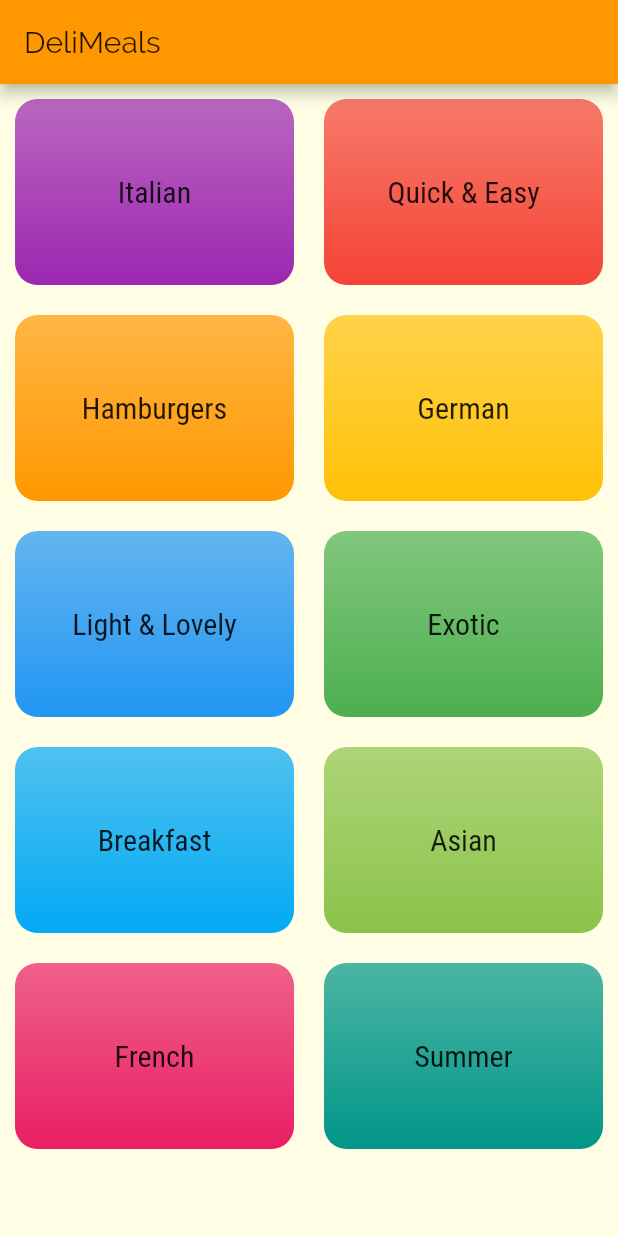
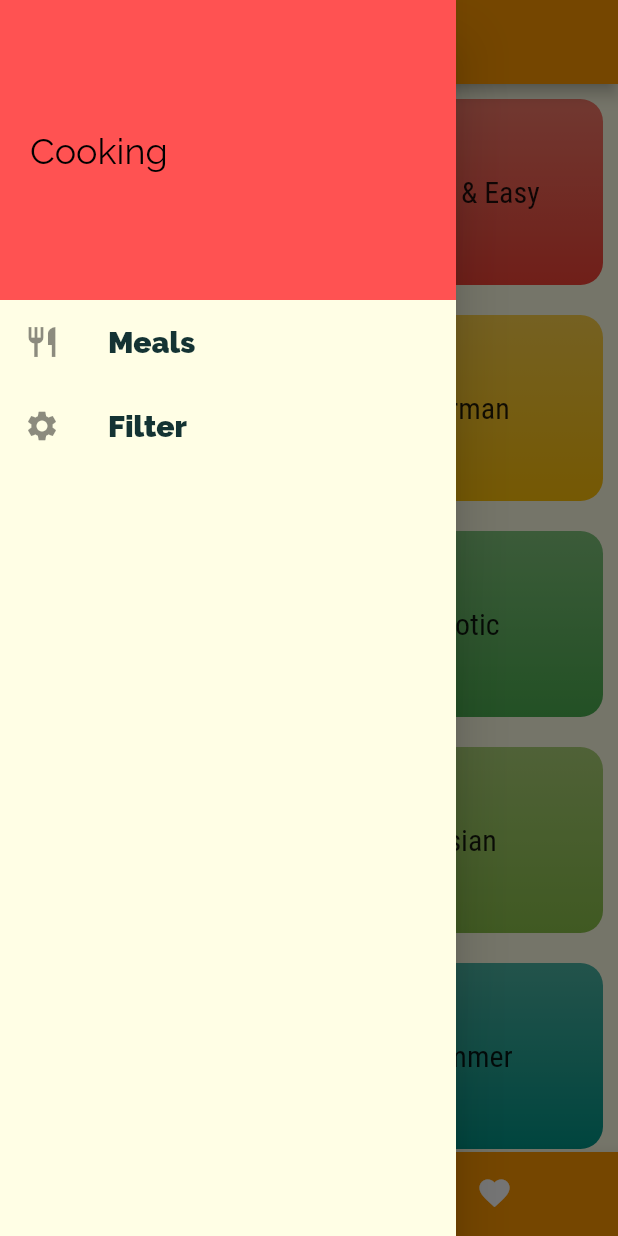
Before and after one commit to Raj1325/meals_app, a Flutter app: the screen it shows after launch, with the side drawer open (before the commit the screen has no drawer), on a phone screen of 412 x 824 dp. Run offline on Flutter 3.47's test engine with Material 2 defaults, Android fonts, the phone set to English and light mode, and no system bars.

Commit message:
v1.0 ready

```diff
--- a/lib/main.dart
+++ b/lib/main.dart
@@ -1,5 +1,4 @@
 import 'package:flutter/material.dart';
-import 'package:meals_app/data/dummy_data.dart';
 import 'package:meals_app/screen/categories_screen.dart';
 import 'package:meals_app/widget/adaptive_app.dart';
 
@@ -10,6 +9,6 @@ void main() {
 class MyApp extends StatelessWidget {
   @override
   Widget build(BuildContext context) {
-    return AdaptiveApp("DeliMeals", CategoriesScreen(DUMMY_CATEGORIES));
+    return AdaptiveApp("DeliMeals", CategoriesScreen());
   }
 }
--- a/lib/screen/categories_screen.dart
+++ b/lib/screen/categories_screen.dart
@@ -1,16 +1,13 @@
 import 'package:flutter/material.dart';
+import 'package:meals_app/data/dummy_data.dart';
 import 'package:meals_app/model/categories.dart';
 import 'package:meals_app/widget/category_container.dart';
 
 class CategoriesScreen extends StatelessWidget {
   static String SCREEN = "CategoriesScreen";
-  final List<MealCategory> categories;
+  final List<MealCategory> categories = DUMMY_CATEGORIES;
 
-  const CategoriesScreen(this.categories);
-
-  List<MealCategory> getMealCategories() {
-    return null;
-  }
+  const CategoriesScreen();
 
   @override
   Widget build(BuildContext context) {
--- /dev/null
+++ b/lib/screen/tabs_screen.dart
@@ -0,0 +1,77 @@
+import 'package:flutter/material.dart';
+import 'package:meals_app/model/meal.dart';
+import 'package:meals_app/screen/categories_screen.dart';
+import 'package:meals_app/screen/fav_screen.dart';
+import 'package:meals_app/widget/drawer_container.dart';
+
+class TabsScreen extends StatefulWidget {
+  static String SCREEN = "TabsScreen";
+  final List<Meal> favMeal;
+
+  TabsScreen(this.favMeal);
+
+  @override
+  _TabsScreenState createState() => _TabsScreenState();
+}
+
+class _TabsScreenState extends State<TabsScreen> {
+  var screens;
+
+  @override
+  initState() {
+    super.initState();
+    this.screens = [
+      {
+        "pageTitle": "Categories",
+        "screen": CategoriesScreen(),
+      },
+      {
+        "pageTitle": "Favourite",
+        "screen": FavoriteScreen(widget.favMeal),
+      },
+    ];
+  }
+
+  int _selectedPage = 0;
+
+  void _switchTab(index) {
+    setState(() {
+      _selectedPage = index;
+    });
+  }
+
+  @override
+  Widget build(BuildContext context) {
+    return Scaffold(
+      appBar: AppBar(
+        title: Text(
+          screens[_selectedPage]["pageTitle"],
+        ),
+      ),
+      body: screens[_selectedPage]["screen"],
+      drawer: Drawer(
+        child: DrawerContainer(),
+      ),
+      bottomNavigationBar: BottomNavigationBar(
+        onTap: (index) => _switchTab(index),
+        backgroundColor: Theme.of(context).primaryColor,
+        unselectedItemColor: Colors.white,
+        selectedItemColor: Theme.of(context).accentColor,
+        currentIndex: _selectedPage,
+        type: BottomNavigationBarType.shifting,
+        items: [
+          BottomNavigationBarItem(
+            backgroundColor: Theme.of(context).primaryColor,
+            icon: Icon(Icons.category),
+            label: "Meals",
+          ),
+          BottomNavigationBarItem(
+            backgroundColor: Theme.of(context).primaryColor,
+            icon: Icon(Icons.favorite),
+            label: "Meals",
+          )
+        ],
+      ),
+    );
+  }
+}
--- a/lib/widget/adaptive_app.dart
+++ b/lib/widget/adaptive_app.dart
@@ -1,18 +1,78 @@
 import "dart:io";
 import 'package:flutter/cupertino.dart';
 import 'package:flutter/material.dart';
+import 'package:meals_app/data/dummy_data.dart';
+import 'package:meals_app/model/meal.dart';
+import 'package:meals_app/screen/filter_screen.dart';
 import 'package:meals_app/screen/meals_screen.dart';
 import 'package:meals_app/screen/reciepes_screen.dart';
+import 'package:meals_app/screen/tabs_screen.dart';
 
-class AdaptiveApp extends StatelessWidget {
+class AdaptiveApp extends StatefulWidget {
   final String title;
   final Widget homeScreen;
 
   const AdaptiveApp(this.title, this.homeScreen);
 
+  @override
+  _AdaptiveAppState createState() => _AdaptiveAppState();
+}
+
+class _AdaptiveAppState extends State<AdaptiveApp> {
+  Map<String, bool> filters = {
+    "vegetarian": false,
+    "vegan": false,
+    "lactosefree": false,
+    "glutenfree": false,
+  };
+
+  List<Meal> availableMeals = DUMMY_MEALS;
+  List<Meal> favouriteMeal = [];
+
+  void toggleFv(String mealID) {
+    final index = favouriteMeal.indexWhere((meal) {
+      return mealID == meal.id;
+    });
+    if (index >= 0) {
+      setState(() {
+        favouriteMeal.removeAt(index);
+      });
+    } else {
+      setState(() {
+        favouriteMeal
+            .add(DUMMY_MEALS.firstWhere((element) => element.id == mealID));
+      });
+    }
+  }
+
+  bool isMealFav(String id) {
+    bool val = this.favouriteMeal.any((element) => element.id == id);
+    print(val);
+    return val;
+  }
+
+  void applyFilters(Map<String, bool> filters) {
+    setState(() {
+      this.filters = filters;
+
+      availableMeals = DUMMY_MEALS.where((meal) {
+        if (filters["vegetarian"] && !meal.isVegetarian) {
+          return false;
+        } else if (filters["vegan"] && !meal.isVegan) {
+          return false;
+        } else if (filters["lactosefree"] && !meal.isLactoseFree) {
+          return false;
+        } else if (filters["glutenfree"] && !meal.isGlutenFree) {
+          return false;
+        }
+        return true;
+      }).toList();
+    });
+  }
+
   StatefulWidget getApp(Widget scaffold) {
     return MaterialApp(
-      title: this.title,
+      title: this.widget.title,
       theme: ThemeData(
         primaryColor: Colors.orange,
         accentColor: Colors.redAccent,
@@ -31,10 +91,15 @@ class AdaptiveApp extends StatelessWidget {
               ),
             ),
       ),
-      home: scaffold,
+      //home: scaffold,
       routes: {
-        RecipesScreen.SCREEN: (ctx) => RecipesScreen(),
-        HowToMakeScreen.SCREEN: (ctx) => HowToMakeScreen(),
+        "/": (ctx) => TabsScreen(favouriteMeal),
+        TabsScreen.SCREEN: (ctx) => TabsScreen(favouriteMeal),
+        RecipesScreen.SCREEN: (ctx) =>
+            RecipesScreen(availableMeals, this.isMealFav),
+        HowToMakeScreen.SCREEN: (ctx) =>
+            HowToMakeScreen(this.toggleFv, this.isMealFav),
+        FilterScreen.SCREEN: (ctx) => FilterScreen(filters, applyFilters),
       },
     );
   }
@@ -44,10 +109,10 @@ class AdaptiveApp extends StatelessWidget {
       Scaffold(
         appBar: AppBar(
           title: Text(
-            this.title,
+            this.widget.title,
           ),
         ),
-        body: this.homeScreen,
+        body: this.widget.homeScreen,
       ),
     );
   }
@@ -56,10 +121,10 @@ class AdaptiveApp extends StatelessWidget {
     return getApp(
       CupertinoPageScaffold(
         navigationBar: CupertinoNavigationBar(
-          middle: Text(this.title),
+          middle: Text(this.widget.title),
         ),
         child: SafeArea(
-          child: Material(child: this.homeScreen),
+          child: Material(child: this.widget.homeScreen),
         ),
       ),
     );
--- a/lib/widget/adaptive_navigator.dart
+++ b/lib/widget/adaptive_navigator.dart
@@ -27,7 +27,8 @@ class AdaptiveNavigator {
     }
   }
 
-  static navigateByName(BuildContext context, String screenName, Map params) {
-    Navigator.of(context).pushNamed(screenName, arguments: params);
+  static Future navigateByName(
+      BuildContext context, String screenName, Map params) {
+    return Navigator.of(context).pushNamed(screenName, arguments: params);
   }
 }
--- /dev/null
+++ b/lib/widget/drawer_container.dart
@@ -0,0 +1,49 @@
+import 'package:flutter/material.dart';
+import 'package:meals_app/screen/filter_screen.dart';
+import 'package:meals_app/widget/adaptive_navigator.dart';
+
+class DrawerContainer extends StatelessWidget {
+  @override
+  Widget build(BuildContext context) {
+    return Column(
+      children: [
+        Container(
+          padding: EdgeInsets.all(20),
+          color: Theme.of(context).accentColor,
+          height: 200,
+          width: double.infinity,
+          alignment: Alignment.centerLeft,
+          child: Text(
+            "Cooking",
+            style: TextStyle(
+              color: Colors.black,
+              fontSize: 24,
+            ),
+          ),
+        ),
+        ListTile(
+          leading: Icon(Icons.restaurant),
+          title: Text(
+            "Meals",
+            style: TextStyle(fontWeight: FontWeight.w900, fontSize: 20),
+          ),
+          onTap: () {
+            Scaffold.of(context).openEndDrawer();
+            print(Navigator.of(context).canPop());
+          },
+        ),
+        ListTile(
+          leading: Icon(Icons.settings),
+          title: Text(
+            "Filter",
+            style: TextStyle(fontWeight: FontWeight.w900, fontSize: 20),
+          ),
+          onTap: () {
+            Scaffold.of(context).openEndDrawer();
+            AdaptiveNavigator.navigateByName(context, FilterScreen.SCREEN, {});
+          },
+        )
+      ],
+    );
+  }
+}
```
Also changed, not shown: lib/screen/fav_screen.dart (added, +38 -0 lines), lib/screen/filter_screen.dart (added, +115 -0 lines), lib/screen/meals_screen.dart (+33 -9 lines), lib/screen/reciepes_screen.dart (+18 -1 lines), lib/widget/meal_container.dart (+11 -3 lines), lib/widget/reciepe_container.dart (deleted, +0 -8 lines).
